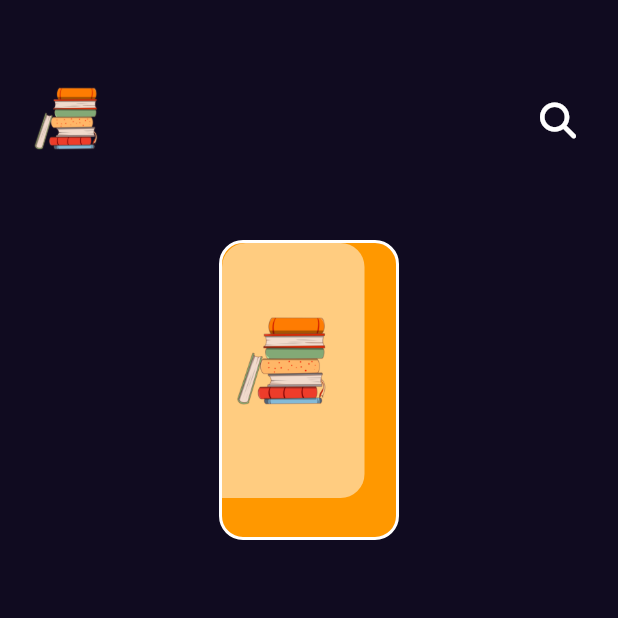
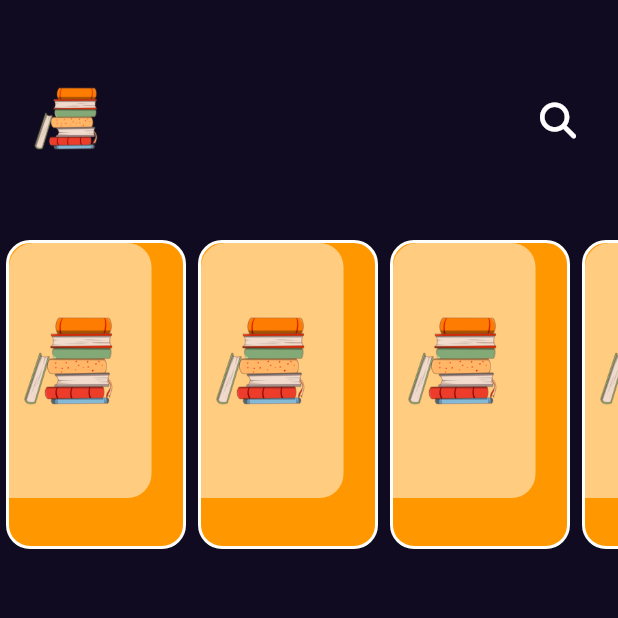
Before and after one commit to aboelnasrmo/bookly, a Flutter app: the screen it shows after launch, on a phone screen of 412 x 824 dp, the top half of it. Run offline on Flutter 3.47's test engine with Material 2 defaults, Android fonts, the phone set to English and light mode, and no system bars; our stand-ins replace font_awesome_flutter, get.

Commit message:
List view featured books added

```diff
--- /dev/null
+++ b/lib/Features/home/presentation/views/widgets/featured_Books_list_view.dart
@@ -0,0 +1,24 @@
+import 'package:bookly/Features/home/presentation/views/widgets/custom_list_view_item.dart';
+import 'package:flutter/material.dart';
+
+class FeaturedBooksListView extends StatelessWidget {
+  const FeaturedBooksListView({super.key});
+
+  @override
+  Widget build(BuildContext context) {
+    return SizedBox(
+      height: MediaQuery.of(context).size.height * 0.25,
+      child: ListView.builder(
+        // itemCount: 5,
+        scrollDirection: Axis.horizontal,
+
+        itemBuilder: (context, index) {
+          return const Padding(
+            padding: EdgeInsets.symmetric(horizontal: 4),
+            child: CustomListViewItem(),
+          );
+        },
+      ),
+    );
+  }
+}
--- a/lib/Features/home/presentation/views/widgets/home_view_body.dart
+++ b/lib/Features/home/presentation/views/widgets/home_view_body.dart
@@ -1,7 +1,7 @@
 import 'package:flutter/material.dart';
 
 import 'custom_app_bar.dart';
-import 'custom_list_view_item.dart';
+import 'featured_Books_list_view.dart';
 
 class HomeViewBody extends StatelessWidget {
   const HomeViewBody({super.key});
@@ -11,7 +11,7 @@ class HomeViewBody extends StatelessWidget {
     return Column(
       children: const [
         CustomAppBar(),
-        CustomListViewItem(),
+        FeaturedBooksListView(),
       ],
     );
   }
```
